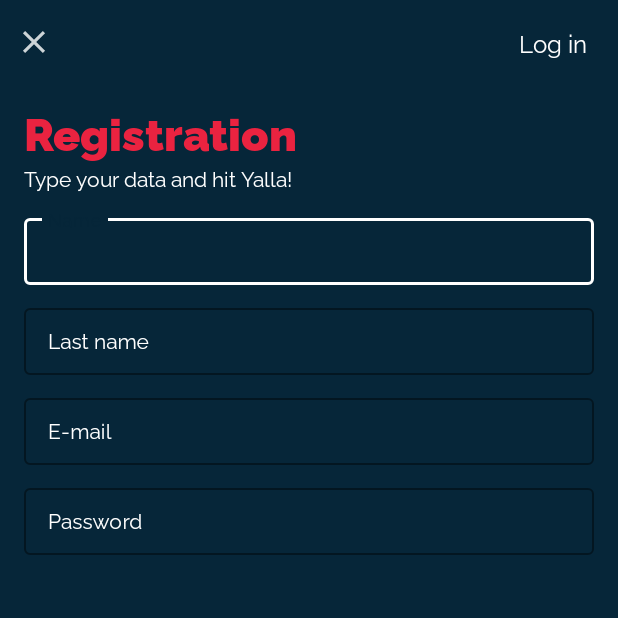
After one commit to tarakan747/ILCarro, an Android app: the fragment RegistrationFragment shown on its own in the app's theme, on a phone screen of 412 x 824 dp, the top half of it. The commit adds this screen. Run offline under Robolectric (Android 15) with nearby library versions, the phone set to English and light mode, and no system bars.

Commit message:
registration fragment

```diff
--- a/app/src/main/java/com/example/ilcarroappl/LoginFragment.java
+++ b/app/src/main/java/com/example/ilcarroappl/LoginFragment.java
@@ -9,6 +9,7 @@ import android.view.View;
 import android.view.ViewGroup;
 import android.widget.Button;
 import android.widget.EditText;
+import android.widget.TextView;
 import android.widget.Toast;
 
 
@@ -17,7 +18,8 @@ import android.widget.Toast;
  */
 public class LoginFragment extends Fragment {
     EditText email, password;
-    Button yalla;
+    Button yalla, close, signUp;
+    TextView click;
 
     public LoginFragment() {
         // Required empty public constructor
@@ -29,10 +31,22 @@ public class LoginFragment extends Fragment {
                              Bundle savedInstanceState) {
         View view = inflater.inflate(R.layout.fragment_login, container, false);
         email = view.findViewById(R.id.inputEmail);
+        click = view.findViewById(R.id.click_frag);
         password = view.findViewById(R.id.inputPassword);
         yalla = view.findViewById(R.id.yallaBtnFrag);
+        close = view.findViewById(R.id.close_btn_login_frag);
+        signUp = view.findViewById(R.id.signUpBtnFrag);
+
         yalla.setOnClickListener(v -> {
-            Toast.makeText(view.getContext(), password.getText().toString(), Toast.LENGTH_LONG).show();
+            //TODO
+        });
+
+        signUp.setOnClickListener(v -> {
+            //TODO
+        });
+
+        close.setOnClickListener(v -> {
+            //TODO
         });
         return view;
     }
--- /dev/null
+++ b/app/src/main/java/com/example/ilcarroappl/RegistrationFragment.java
@@ -0,0 +1,28 @@
+package com.example.ilcarroappl;
+
+import android.os.Bundle;
+
+import androidx.fragment.app.Fragment;
+
+import android.view.LayoutInflater;
+import android.view.View;
+import android.view.ViewGroup;
+
+
+/**
+ * A simple {@link Fragment} subclass.
+ */
+public class RegistrationFragment extends Fragment {
+
+    public RegistrationFragment() {
+        // Required empty public constructor
+    }
+
+
+    @Override
+    public View onCreateView(LayoutInflater inflater, ViewGroup container,
+                             Bundle savedInstanceState) {
+        // Inflate the layout for this fragment
+        return inflater.inflate(R.layout.fragment_registration, container, false);
+    }
+}
--- a/app/src/main/res/layout/fragment_login.xml
+++ b/app/src/main/res/layout/fragment_login.xml
@@ -134,7 +134,7 @@
         app:layout_constraintTop_toBottomOf="@+id/yallaBtnFrag" />
 
     <TextView
-        android:id="@+id/textView4"
+        android:id="@+id/click_frag"
         android:layout_width="wrap_content"
         android:layout_height="wrap_content"
         android:layout_marginTop="25dp"
@@ -147,7 +147,7 @@
         app:lineHeight="@dimen/cardview_default_radius" />
 
     <Button
-        android:id="@+id/button"
+        android:id="@+id/close_btn_login_frag"
         style="@style/Widget.AppCompat.Button.Borderless"
         android:layout_width="50dp"
         android:layout_height="wrap_content"
--- /dev/null
+++ b/app/src/main/res/layout/fragment_registration.xml
@@ -0,0 +1,166 @@
+<?xml version="1.0" encoding="utf-8"?>
+<androidx.constraintlayout.widget.ConstraintLayout xmlns:android="http://schemas.android.com/apk/res/android"
+    xmlns:app="http://schemas.android.com/apk/res-auto"
+    xmlns:tools="http://schemas.android.com/tools"
+    android:layout_width="match_parent"
+    android:layout_height="match_parent"
+    android:background="@color/colorDarkerBlue"
+    tools:context=".RegistrationFragment">
+
+    <androidx.appcompat.widget.Toolbar
+        android:id="@+id/toolbar2"
+        android:layout_width="0dp"
+        android:layout_height="wrap_content"
+        android:background="?attr/colorPrimary"
+        android:minHeight="?attr/actionBarSize"
+        android:theme="?attr/actionBarTheme"
+        app:layout_constraintEnd_toEndOf="parent"
+        app:layout_constraintStart_toStartOf="parent"
+        app:layout_constraintTop_toTopOf="parent" />
+
+    <Button
+        android:id="@+id/button"
+        style="@style/Widget.AppCompat.Button.Borderless"
+        android:layout_width="wrap_content"
+        android:layout_height="wrap_content"
+        android:fontFamily="@font/raleway_regular"
+        android:text="Log in"
+        android:textAllCaps="false"
+        android:textColor="@color/colorWhite"
+        android:textSize="16sp"
+        app:layout_constraintBottom_toBottomOf="@+id/toolbar2"
+        app:layout_constraintEnd_toEndOf="parent"
+        app:layout_constraintTop_toTopOf="parent" />
+
+    <Button
+        android:id="@+id/close_btn_reg_frag"
+        style="@style/Widget.AppCompat.Button.Borderless"
+        android:layout_width="25dp"
+        android:layout_height="25dp"
+        android:layout_marginStart="10dp"
+        android:background="@drawable/ic_action_close"
+        app:layout_constraintBottom_toBottomOf="@+id/toolbar2"
+        app:layout_constraintStart_toStartOf="parent"
+        app:layout_constraintTop_toTopOf="parent" />
+
+    <TextView
+        android:id="@+id/textView5"
+        android:layout_width="0dp"
+        android:layout_height="wrap_content"
+        android:layout_marginStart="16dp"
+        android:layout_marginTop="10dp"
+        android:fontFamily="@font/raleway_black"
+        android:text="Registration"
+        android:textColor="@color/colorRed"
+        android:textSize="30sp"
+        app:layout_constraintEnd_toEndOf="parent"
+        app:layout_constraintStart_toStartOf="parent"
+        app:layout_constraintTop_toBottomOf="@+id/toolbar2" />
+
+    <TextView
+        android:id="@+id/textView4"
+        android:layout_width="0dp"
+        android:layout_height="wrap_content"
+        android:layout_marginStart="16dp"
+        android:fontFamily="@font/raleway_regular"
+        android:text="Type your data and hit Yalla!"
+        android:textColor="@color/colorWhite"
+        app:layout_constraintEnd_toEndOf="parent"
+        app:layout_constraintStart_toStartOf="parent"
+        app:layout_constraintTop_toBottomOf="@+id/textView5" />
+
+    <com.google.android.material.textfield.TextInputLayout
+        android:id="@+id/textInputLayout4"
+        style="@style/Widget.MaterialComponents.TextInputLayout.OutlinedBox"
+        android:layout_width="match_parent"
+        android:layout_height="50dp"
+        android:layout_marginStart="16dp"
+        android:layout_marginTop="12dp"
+        android:layout_marginEnd="16dp"
+        android:textColorHint="@color/colorWhite"
+        app:boxStrokeColor="@color/colorWhite"
+        app:layout_constraintEnd_toEndOf="parent"
+        app:layout_constraintStart_toStartOf="parent"
+        app:layout_constraintTop_toBottomOf="@+id/textView4"
+        app:passwordToggleTint="@color/colorWhite">
+
+        <EditText
+            android:id="@+id/inputName"
+            android:layout_width="match_parent"
+            android:layout_height="match_parent"
+            android:fontFamily="@font/raleway_regular"
+            android:hint="Name"
+            android:textSize="14sp" />
+    </com.google.android.material.textfield.TextInputLayout>
+
+    <com.google.android.material.textfield.TextInputLayout
+        android:id="@+id/textInputLayout5"
+        style="@style/Widget.MaterialComponents.TextInputLayout.OutlinedBox"
+        android:layout_width="match_parent"
+        android:layout_height="50dp"
+        android:layout_marginStart="16dp"
+        android:layout_marginTop="10dp"
+        android:layout_marginEnd="16dp"
+        android:textColorHint="@color/colorWhite"
+        app:boxStrokeColor="@color/colorWhite"
+        app:layout_constraintEnd_toEndOf="parent"
+        app:layout_constraintStart_toStartOf="parent"
+        app:layout_constraintTop_toBottomOf="@+id/textInputLayout4"
+        app:passwordToggleTint="@color/colorWhite">
+
+        <EditText
+            android:id="@+id/inputLastName"
+            android:layout_width="match_parent"
+            android:layout_height="match_parent"
+            android:fontFamily="@font/raleway_regular"
+            android:hint="Last name"
+            android:textSize="14sp" />
+    </com.google.android.material.textfield.TextInputLayout>
+
+    <com.google.android.material.textfield.TextInputLayout
+        android:id="@+id/textInputLayout6"
+        style="@style/Widget.MaterialComponents.TextInputLayout.OutlinedBox"
+        android:layout_width="match_parent"
+        android:layout_height="50dp"
+        android:layout_marginStart="16dp"
+        android:layout_marginTop="10dp"
+        android:layout_marginEnd="16dp"
+        android:textColorHint="@color/colorWhite"
+        app:boxStrokeColor="@color/colorWhite"
+        app:layout_constraintEnd_toEndOf="parent"
+        app:layout_constraintStart_toStartOf="parent"
+        app:layout_constraintTop_toBottomOf="@+id/textInputLayout5"
+        app:passwordToggleTint="@color/colorWhite">
+
+        <EditText
+            android:id="@+id/inputEmail"
+            android:layout_width="match_parent"
+            android:layout_height="match_parent"
+            android:fontFamily="@font/raleway_regular"
+            android:hint="E-mail"
+            android:textSize="14sp" />
+    </com.google.android.material.textfield.TextInputLayout>
+
+    <com.google.android.material.textfield.TextInputLayout
+        style="@style/Widget.MaterialComponents.TextInputLayout.OutlinedBox"
+        android:layout_width="match_parent"
+        android:layout_height="50dp"
+        android:layout_marginStart="16dp"
+        android:layout_marginTop="10dp"
+        android:layout_marginEnd="16dp"
+        android:textColorHint="@color/colorWhite"
+        app:boxStrokeColor="@color/colorWhite"
+        app:layout_constraintEnd_toEndOf="parent"
+        app:layout_constraintStart_toStartOf="parent"
+        app:layout_constraintTop_toBottomOf="@+id/textInputLayout6"
+        app:passwordToggleTint="@color/colorWhite">
+
+        <EditText
+            android:id="@+id/inputPassword"
+            android:layout_width="match_parent"
+            android:layout_height="match_parent"
+            android:fontFamily="@font/raleway_regular"
+            android:hint="Password"
+            android:textSize="14sp" />
+    </com.google.android.material.textfield.TextInputLayout>
+</androidx.constraintlayout.widget.ConstraintLayout>
```
